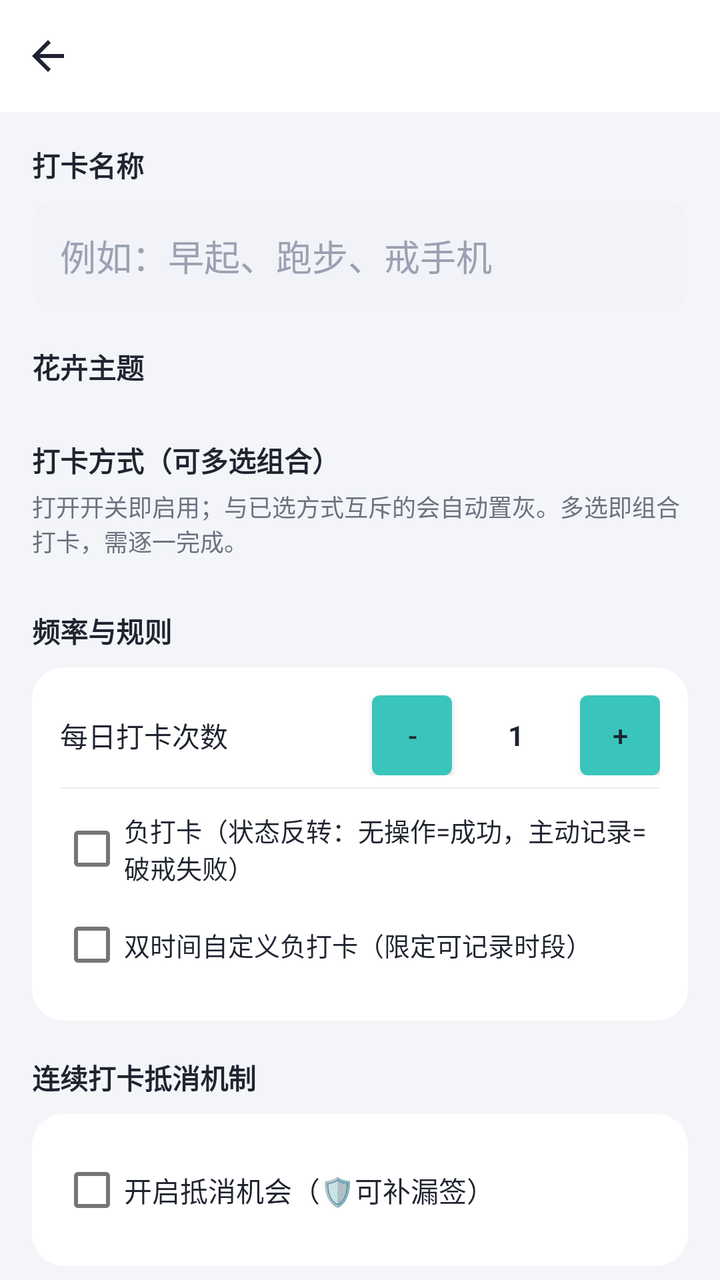
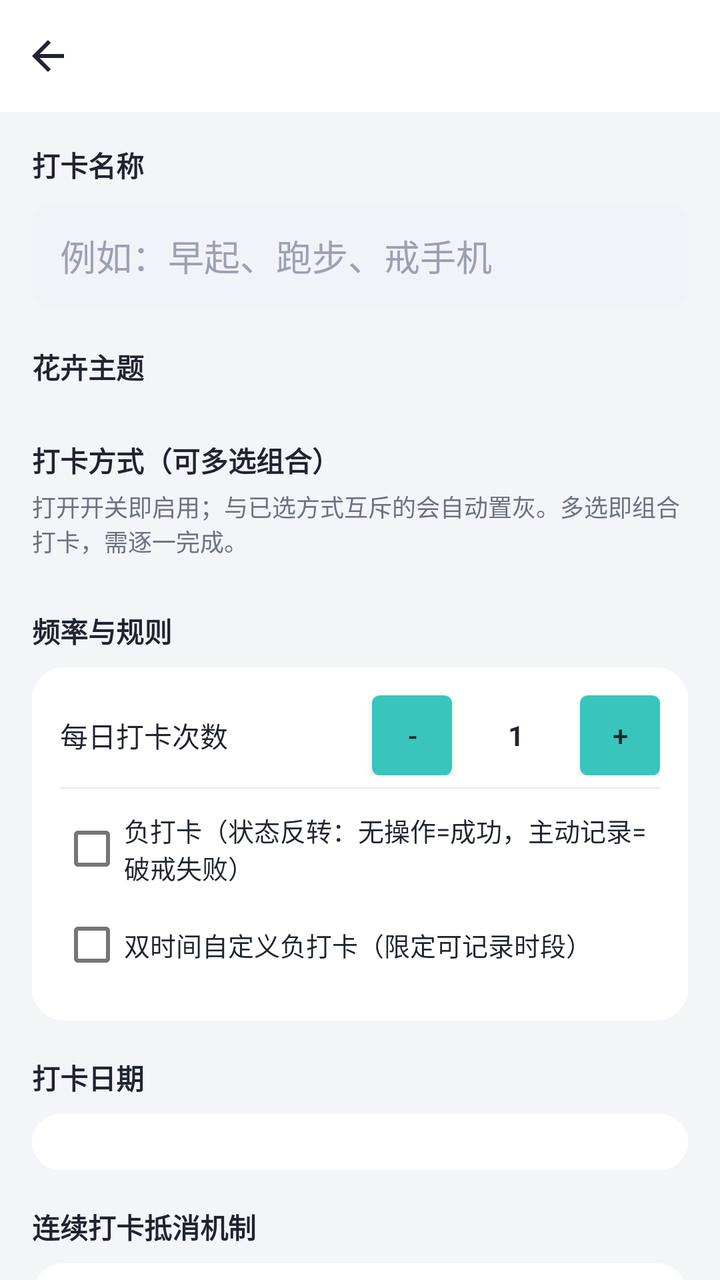

Two renders of the same Android screen: before a commit and after it. Below are the layout's source before the change and the commit's diff.
<!-- AndroidManifest.xml: application theme Theme.Checkin -->
<!-- res/layout/activity_create_item.xml -->
<?xml version="1.0" encoding="utf-8"?>
<LinearLayout xmlns:android="http://schemas.android.com/apk/res/android"
    android:layout_width="match_parent"
    android:layout_height="match_parent"
    android:background="@color/bg_page"
    android:orientation="vertical">

    <include android:id="@+id/topbar" layout="@layout/view_topbar" />

    <ScrollView
        android:layout_width="match_parent"
        android:layout_height="0dp"
        android:layout_weight="1"
        android:scrollbars="none">

        <LinearLayout
            android:layout_width="match_parent"
            android:layout_height="wrap_content"
            android:orientation="vertical"
            android:padding="16dp">

            
            <TextView style="@style/SectionTitle" android:text="打卡名称" />
            <EditText
                android:id="@+id/et_name"
                android:layout_width="match_parent"
                android:layout_height="wrap_content"
                android:layout_marginTop="8dp"
                android:background="@drawable/bg_input"
                android:hint="例如：早起、跑步、戒手机"
                android:inputType="text"
                android:maxLength="20"
                android:padding="14dp"
                android:textColor="@color/text_primary"
                android:textColorHint="@color/text_hint" />

            
            <TextView style="@style/SectionTitle" android:layout_marginTop="18dp" android:text="花卉主题" />
            <HorizontalScrollView
                android:layout_width="match_parent"
                android:layout_height="wrap_content"
                android:layout_marginTop="8dp"
                android:scrollbars="none">
                <LinearLayout
                    android:id="@+id/theme_container"
                    android:layout_width="wrap_content"
                    android:layout_height="wrap_content"
                    android:orientation="horizontal" />
            </HorizontalScrollView>

            
            <TextView style="@style/SectionTitle" android:layout_marginTop="18dp" android:text="打卡方式（可多选组合）" />
            <TextView
                android:layout_width="match_parent"
                android:layout_height="wrap_content"
                android:layout_marginTop="4dp"
                android:text="打开开关即启用；与已选方式互斥的会自动置灰。多选即组合打卡，需逐一完成。"
                android:textColor="@color/text_secondary"
                android:textSize="12sp" />
            <LinearLayout
                android:id="@+id/method_container"
                android:layout_width="match_parent"
                android:layout_height="wrap_content"
                android:layout_marginTop="8dp"
                android:orientation="vertical" />

            
            <TextView style="@style/SectionTitle" android:layout_marginTop="18dp" android:text="频率与规则" />
            <LinearLayout
                android:layout_width="match_parent"
                android:layout_height="wrap_content"
                android:layout_marginTop="8dp"
                android:background="@drawable/bg_card"
                android:orientation="vertical"
                android:padding="14dp">

                <LinearLayout
                    android:layout_width="match_parent"
                    android:layout_height="wrap_content"
                    android:gravity="center_vertical"
                    android:orientation="horizontal">
                    <TextView
                        android:layout_width="0dp"
                        android:layout_height="wrap_content"
                        android:layout_weight="1"
                        android:text="每日打卡次数"
                        android:textColor="@color/text_primary" />
                    <Button
                        android:id="@+id/btn_limit_minus"
                        android:layout_width="40dp"
                        android:layout_height="40dp"
                        android:insetTop="0dp" android:insetBottom="0dp"
                        android:padding="0dp"
                        android:text="-"
                        android:textColor="@color/text_primary" />
                    <TextView
                        android:id="@+id/tv_limit"
                        android:layout_width="64dp"
                        android:layout_height="wrap_content"
                        android:gravity="center"
                        android:text="1"
                        android:textColor="@color/text_primary"
                        android:textStyle="bold" />
                    <Button
                        android:id="@+id/btn_limit_plus"
                        android:layout_width="40dp"
                        android:layout_height="40dp"
                        android:insetTop="0dp" android:insetBottom="0dp"
                        android:padding="0dp"
                        android:text="+"
                        android:textColor="@color/text_primary" />
                </LinearLayout>

                <View android:layout_width="match_parent" android:layout_height="0.5dp" android:layout_marginVertical="6dp" android:background="@color/divider" />

                <CheckBox
                    android:id="@+id/cb_negative"
                    android:layout_width="match_parent"
                    android:layout_height="wrap_content"
                    android:text="负打卡（状态反转：无操作=成功，主动记录=破戒失败）"
                    android:textColor="@color/text_primary"
                    android:textSize="13sp" />

                <CheckBox
                    android:id="@+id/cb_custom_neg"
                    android:layout_width="match_parent"
                    android:layout_height="wrap_content"
                    android:text="双时间自定义负打卡（限定可记录时段）"
                    android:textColor="@color/text_primary"
                    android:textSize="13sp" />

                <LinearLayout
                    android:id="@+id/custom_neg_panel"
                    android:layout_width="match_parent"
                    android:layout_height="wrap_content"
                    android:orientation="vertical"
                    android:visibility="gone">

                    <LinearLayout
                        android:layout_width="match_parent"
                        android:layout_height="wrap_content"
                        android:gravity="center_vertical"
                        android:orientation="horizontal"
                        android:paddingHorizontal="12dp">
                        <TextView android:layout_width="wrap_content" android:layout_height="wrap_content" android:text="时间点1  " android:textColor="@color/text_secondary"/>
                        <Button android:id="@+id/btn_t1" android:layout_width="wrap_content" android:layout_height="wrap_content" android:insetTop="0dp" android:insetBottom="0dp" android:text="05:00" android:textColor="@color/brand_dark"/>
                        <TextView android:layout_width="wrap_content" android:layout_height="wrap_content" android:layout_marginStart="16dp" android:text="时间点2  " android:textColor="@color/text_secondary"/>
                        <Button android:id="@+id/btn_t2" android:layout_width="wrap_content" android:layout_height="wrap_content" android:insetTop="0dp" android:insetBottom="0dp" android:text="15:00" android:textColor="@color/brand_dark"/>
                    </LinearLayout>

                    <TextView
                        android:id="@+id/tv_custom_hint"
                        android:layout_width="match_parent"
                        android:layout_height="wrap_content"
                        android:paddingHorizontal="12dp"
                        android:textColor="@color/text_secondary"
                        android:textSize="12sp" />
                </LinearLayout>


            </LinearLayout>

            
            <TextView style="@style/SectionTitle" android:layout_marginTop="18dp" android:text="连续打卡抵消机制" />
            <LinearLayout
                android:layout_width="match_parent"
                android:layout_height="wrap_content"
                android:layout_marginTop="8dp"
                android:background="@drawable/bg_card"
                android:orientation="vertical"
                android:padding="14dp">

                <CheckBox
                    android:id="@+id/cb_offset"
                    android:layout_width="match_parent"
                    android:layout_height="wrap_content"
                    android:text="开启抵消机会（🛡️可补漏签）"
                    android:textColor="@color/text_primary" />

                <LinearLayout
                    android:id="@+id/offset_panel"
                    android:layout_width="match_parent"
                    android:layout_height="wrap_content"
                    android:orientation="vertical"
                    android:visibility="gone">

                    <RadioGroup
                        android:id="@+id/rg_offset_mode"
                        android:layout_width="match_parent"
                        android:layout_height="wrap_content"
                        android:orientation="vertical">
                        <RadioButton android:id="@+id/rb_mode_a" android:layout_width="match_parent" android:layout_height="wrap_content" android:checked="true" android:text="模式A 累积型：每连续N天得1次，可累积" android:textColor="@color/text_primary"/>
                        <RadioButton android:id="@+id/rb_mode_b" android:layout_width="match_parent" android:layout_height="wrap_content" android:text="模式B 阈值型：连续达N天补满k次（不叠加）" android:textColor="@color/text_primary"/>
                        <RadioButton android:id="@+id/rb_mode_c" android:layout_width="match_parent" android:layout_height="wrap_content" android:text="模式C 周期型：每N天周期得k次" android:textColor="@color/text_primary"/>
                    </RadioGroup>

                    <LinearLayout
                        android:layout_width="match_parent"
                        android:layout_height="wrap_content"
                        android:layout_marginTop="6dp"
                        android:gravity="center_vertical"
                        android:orientation="horizontal">
                        <TextView android:layout_width="wrap_content" android:layout_height="wrap_content" android:text="连续天数 N=" android:textColor="@color/text_primary"/>
                        <EditText android:id="@+id/et_offset_n" android:layout_width="70dp" android:layout_height="wrap_content" android:background="@drawable/bg_input" android:inputType="number" android:padding="10dp" android:text="3" android:textColor="@color/text_primary"/>
                        <TextView android:id="@+id/tv_k_label" android:layout_width="wrap_content" android:layout_height="wrap_content" android:layout_marginStart="16dp" android:text="次数 k=" android:textColor="@color/text_primary"/>
                        <EditText android:id="@+id/et_offset_k" android:layout_width="70dp" android:layout_height="wrap_content" android:background="@drawable/bg_input" android:inputType="number" android:padding="10dp" android:text="1" android:textColor="@color/text_primary"/>
                    </LinearLayout>

                    <CheckBox
                        android:id="@+id/cb_offset_auto"
                        android:layout_width="match_parent"
                        android:layout_height="wrap_content"
                        android:layout_marginTop="6dp"
                        android:text="漏签时自动消耗（关闭则手动点日期补签）"
                        android:textColor="@color/text_primary"
                        android:textSize="13sp" />
                </LinearLayout>
            </LinearLayout>

            
            <TextView style="@style/SectionTitle" android:layout_marginTop="18dp" android:text="逻辑修改策略（创建后不可更改）" />
            <RadioGroup
                android:layout_width="match_parent"
                android:layout_height="wrap_content"
                android:layout_marginTop="8dp"
                android:background="@drawable/bg_card"
                android:orientation="vertical"
                android:padding="14dp">
                <RadioButton android:id="@+id/rb_locked" android:layout_width="match_parent" android:layout_height="wrap_content" android:checked="true" android:text="不可修改（规则创建后锁定）" android:textColor="@color/text_primary"/>
                <RadioButton android:id="@+id/rb_interval" android:layout_width="match_parent" android:layout_height="wrap_content" android:text="每 N 天可修改一次" android:textColor="@color/text_primary"/>
                <LinearLayout
                    android:id="@+id/interval_panel"
                    android:layout_width="match_parent"
                    android:layout_height="wrap_content"
                    android:gravity="center_vertical"
                    android:orientation="horizontal"
                    android:paddingStart="12dp"
                    android:visibility="gone">
                    <TextView android:layout_width="wrap_content" android:layout_height="wrap_content" android:text="间隔天数 N =" android:textColor="@color/text_primary"/>
                    <EditText android:id="@+id/et_interval" android:layout_width="80dp" android:layout_height="wrap_content" android:layout_marginStart="8dp" android:background="@drawable/bg_input" android:inputType="number" android:padding="10dp" android:text="7" android:textColor="@color/text_primary"/>
                    <TextView android:layout_width="wrap_content" android:layout_height="wrap_content" android:text=" 天" android:textColor="@color/text_secondary"/>
                </LinearLayout>
            </RadioGroup>

            <Button
                android:id="@+id/btn_save"
                style="@style/PrimaryButton"
                android:layout_width="match_parent"
                android:layout_marginTop="24dp"
                android:layout_marginBottom="20dp"
                android:text="保存打卡项" />
        </LinearLayout>
    </ScrollView>
</LinearLayout>
<!-- res/layout/view_topbar.xml (included above) -->
<?xml version="1.0" encoding="utf-8"?>
<LinearLayout xmlns:android="http://schemas.android.com/apk/res/android"
    android:layout_width="match_parent"
    android:layout_height="56dp"
    android:background="@color/white"
    android:gravity="center_vertical"
    android:orientation="horizontal">

    <ImageButton
        android:id="@+id/btn_back"
        android:layout_width="48dp"
        android:layout_height="48dp"
        android:background="?attr/selectableItemBackgroundBorderless"
        android:contentDescription="返回"
        android:src="@drawable/ic_back" />

    <FrameLayout
        android:layout_width="0dp"
        android:layout_height="match_parent"
        android:layout_weight="1">

        <TextView
            android:id="@+id/tv_title"
            android:layout_width="wrap_content"
            android:layout_height="wrap_content"
            android:layout_gravity="center"
            android:textColor="@color/text_primary"
            android:textSize="17sp"
            android:textStyle="bold" />
    </FrameLayout>

    <FrameLayout
        android:id="@+id/title_right_container"
        android:layout_width="wrap_content"
        android:layout_height="match_parent"
        android:minWidth="48dp" />
</LinearLayout>
<!-- resources referenced by this layout -->
<resources>
  <color name="bg_page">#F3F5F9</color>
  <color name="brand_dark">#1F9C94</color>
  <color name="divider">#E7EAF1</color>
  <color name="text_hint">#9AA1B2</color>
  <color name="text_primary">#1F2430</color>
  <color name="text_secondary">#6B7280</color>
  <color name="white">#FFFFFF</color>
  <!-- drawable bg_card (drawable) -->
  <?xml version="1.0" encoding="utf-8"?>
  <shape xmlns:android="http://schemas.android.com/apk/res/android" android:shape="rectangle">
      <solid android:color="@color/bg_card" />
      <corners android:radius="16dp" />
  </shape>
  <!-- drawable bg_input (drawable) -->
  <?xml version="1.0" encoding="utf-8"?>
  <shape xmlns:android="http://schemas.android.com/apk/res/android" android:shape="rectangle">
      <solid android:color="#F1F3F8" />
      <corners android:radius="12dp" />
  </shape>
  <!-- drawable ic_back (drawable) -->
  <vector xmlns:android="http://schemas.android.com/apk/res/android"
      android:width="24dp" android:height="24dp"
      android:viewportWidth="24" android:viewportHeight="24" android:tint="@color/text_primary">
      <path android:fillColor="@android:color/white" android:pathData="M20,11H7.83l5.59,-5.59L12,4l-8,8 8,8 1.41,-1.41L7.83,13H20v-2z"/>
  </vector>
  <style name="PrimaryButton" parent="Widget.MaterialComponents.Button">
          <item name="android:layout_height">52dp</item>
          <item name="cornerRadius">14dp</item>
          <item name="android:textSize">16sp</item>
          <item name="android:textStyle">bold</item>
          <item name="android:textColor">@color/white</item>
      </style>
  <style name="SectionTitle">
          <item name="android:layout_width">wrap_content</item>
          <item name="android:layout_height">wrap_content</item>
          <item name="android:textSize">14sp</item>
          <item name="android:textStyle">bold</item>
          <item name="android:textColor">@color/text_primary</item>
      </style>
  <style name="Theme.Checkin" parent="Theme.MaterialComponents.Light.NoActionBar">
          <item name="colorPrimary">@color/brand</item>
          <item name="colorPrimaryDark">@color/brand_dark</item>
          <item name="colorAccent">@color/brand</item>
          <item name="android:windowBackground">@color/bg_page</item>
          <item name="android:statusBarColor">@color/white</item>
          <item name="android:windowLightStatusBar">true</item>
          <item name="android:textColorPrimary">@color/text_primary</item>
          <item name="android:textColorSecondary">@color/text_secondary</item>
          <item name="bottomNavigationStyle">@style/Widget.Checkin.BottomNav</item>
      </style>
  <color name="bg_card">#FFFFFF</color>
  <color name="brand">#39C5BB</color>
  <style name="Widget.Checkin.BottomNav" parent="Widget.MaterialComponents.BottomNavigationView">
          <item name="itemTextColor">@color/nav_tint</item>
          <item name="itemIconTint">@color/nav_tint</item>
          <item name="backgroundTint">@color/white</item>
          <item name="elevation">10dp</item>
          <item name="labelVisibilityMode">labeled</item>
      </style>
</resources>

<!-- the commit's change to res/layout/activity_create_item.xml (unified diff, before → after) -->
@@ -161,6 +161,18 @@
             </LinearLayout>
 
             
+            <TextView style="@style/SectionTitle" android:layout_marginTop="18dp" android:text="打卡日期" />
+            <LinearLayout
+                android:id="@+id/schedule_container"
+                android:layout_width="match_parent"
+                android:layout_height="wrap_content"
+                android:layout_marginTop="8dp"
+                android:background="@drawable/bg_card"
+                android:orientation="vertical"
+                android:padding="14dp">
+            </LinearLayout>
+
+            
             <TextView style="@style/SectionTitle" android:layout_marginTop="18dp" android:text="连续打卡抵消机制" />
             <LinearLayout
                 android:layout_width="match_parent"
